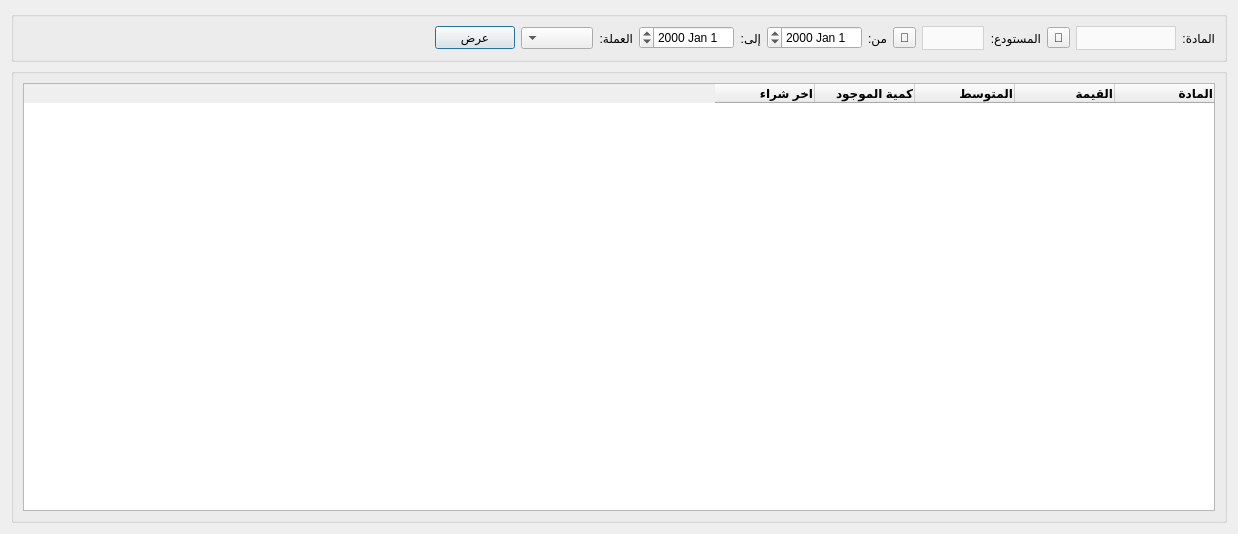
This is Ui_Value_Report.ui in rabee361/E-commerce2 as Qt 5 draws it before an edit. The edited form follows.
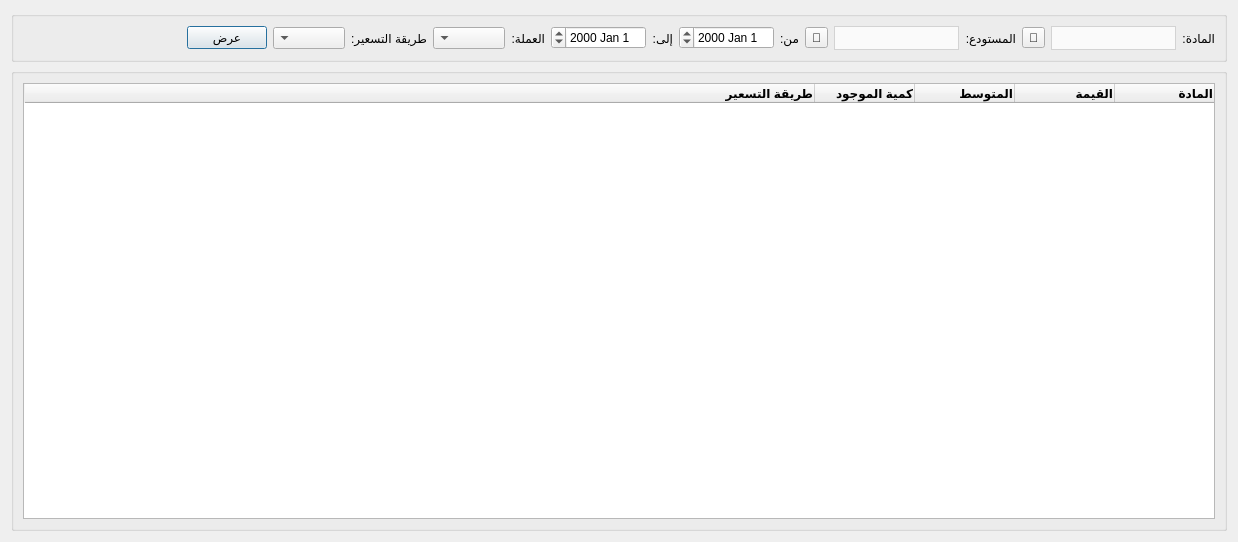
This is the edited form.

```diff
--- a/Ui_Value_Report.ui
+++ b/Ui_Value_Report.ui
@@ -10,7 +10,7 @@
     <x>0</x>
     <y>0</y>
     <width>1238</width>
-    <height>534</height>
+    <height>542</height>
    </rect>
   </property>
   <property name="windowTitle">
@@ -30,7 +30,10 @@
      </property>
      <layout class="QGridLayout" name="gridLayout_3">
       <item row="1" column="0">
-       <widget class="QTableWidget" name="clients_table">
+       <widget class="QTableWidget" name="material_table">
+        <attribute name="horizontalHeaderStretchLastSection">
+         <bool>true</bool>
+        </attribute>
         <column>
          <property name="text">
           <string>المادة</string>
@@ -89,7 +92,7 @@
         </column>
         <column>
          <property name="text">
-          <string>اخر شراء</string>
+          <string>طريقة التسعير</string>
          </property>
          <property name="font">
           <font>
@@ -121,46 +124,6 @@
       <string/>
      </property>
      <layout class="QGridLayout" name="gridLayout">
-      <item row="0" column="3">
-       <widget class="QLabel" name="label_2">
-        <property name="text">
-         <string>المستودع:</string>
-        </property>
-       </widget>
-      </item>
-      <item row="0" column="14">
-       <spacer name="horizontalSpacer_3">
-        <property name="orientation">
-         <enum>Qt::Horizontal</enum>
-        </property>
-        <property name="sizeHint" stdset="0">
-         <size>
-          <width>764</width>
-          <height>20</height>
-         </size>
-        </property>
-       </spacer>
-      </item>
-      <item row="0" column="11">
-       <widget class="QLabel" name="label_5">
-        <property name="text">
-         <string>العملة:</string>
-        </property>
-       </widget>
-      </item>
-      <item row="0" column="9">
-       <widget class="QLabel" name="label_4">
-        <property name="text">
-         <string>إلى:</string>
-        </property>
-       </widget>
-      </item>
-      <item row="0" column="8">
-       <widget class="QDateEdit" name="from_date"/>
-      </item>
-      <item row="0" column="12">
-       <widget class="QComboBox" name="currencies_combobox"/>
-      </item>
       <item row="0" column="0">
        <widget class="QLabel" name="label_3">
         <property name="maximumSize">
@@ -177,27 +140,11 @@
         </property>
        </widget>
       </item>
-      <item row="0" column="7">
-       <widget class="QLabel" name="label">
-        <property name="maximumSize">
-         <size>
-          <width>40</width>
-          <height>16777215</height>
-         </size>
-        </property>
-        <property name="text">
-         <string>من:</string>
-        </property>
-       </widget>
-      </item>
-      <item row="0" column="10">
-       <widget class="QDateEdit" name="to_date"/>
-      </item>
       <item row="0" column="1">
        <widget class="QComboBox" name="material_combobox">
         <property name="minimumSize">
          <size>
-          <width>100</width>
+          <width>125</width>
           <height>0</height>
          </size>
         </property>
@@ -220,8 +167,28 @@
         </property>
        </widget>
       </item>
+      <item row="0" column="2">
+       <widget class="QToolButton" name="select_material_btn">
+        <property name="text">
+         <string>🔎</string>
+        </property>
+       </widget>
+      </item>
+      <item row="0" column="3">
+       <widget class="QLabel" name="label_2">
+        <property name="text">
+         <string>المستودع:</string>
+        </property>
+       </widget>
+      </item>
       <item row="0" column="4">
        <widget class="QComboBox" name="warehouses_combobox">
+        <property name="minimumSize">
+         <size>
+          <width>125</width>
+          <height>0</height>
+         </size>
+        </property>
         <property name="styleSheet">
          <string notr="true">QComboBox {
         background-color: #fafafa;
@@ -235,7 +202,60 @@
         </property>
        </widget>
       </item>
+      <item row="0" column="5">
+       <widget class="QToolButton" name="select_warehouse_btn">
+        <property name="text">
+         <string>🔎</string>
+        </property>
+       </widget>
+      </item>
+      <item row="0" column="6">
+       <widget class="QLabel" name="label">
+        <property name="maximumSize">
+         <size>
+          <width>40</width>
+          <height>16777215</height>
+         </size>
+        </property>
+        <property name="text">
+         <string>من:</string>
+        </property>
+       </widget>
+      </item>
+      <item row="0" column="7">
+       <widget class="QDateEdit" name="from_date"/>
+      </item>
+      <item row="0" column="8">
+       <widget class="QLabel" name="label_4">
+        <property name="text">
+         <string>إلى:</string>
+        </property>
+       </widget>
+      </item>
+      <item row="0" column="9">
+       <widget class="QDateEdit" name="to_date"/>
+      </item>
+      <item row="0" column="10">
+       <widget class="QLabel" name="label_5">
+        <property name="text">
+         <string>العملة:</string>
+        </property>
+       </widget>
+      </item>
+      <item row="0" column="11">
+       <widget class="QComboBox" name="currency_combobox"/>
+      </item>
+      <item row="0" column="12">
+       <widget class="QLabel" name="label_6">
+        <property name="text">
+         <string>طريقة التسعير:</string>
+        </property>
+       </widget>
+      </item>
       <item row="0" column="13">
+       <widget class="QComboBox" name="pricing_method_combobox"/>
+      </item>
+      <item row="0" column="14">
        <widget class="QPushButton" name="calc_btn">
         <property name="maximumSize">
          <size>
@@ -248,19 +268,18 @@
         </property>
        </widget>
       </item>
-      <item row="0" column="2">
-       <widget class="QToolButton" name="select_material_btn">
-        <property name="text">
-         <string>🔎</string>
+      <item row="0" column="15">
+       <spacer name="horizontalSpacer_3">
+        <property name="orientation">
+         <enum>Qt::Horizontal</enum>
         </property>
-       </widget>
-      </item>
-      <item row="0" column="5">
-       <widget class="QToolButton" name="select_warehouse_btn">
-        <property name="text">
-         <string>🔎</string>
+        <property name="sizeHint" stdset="0">
+         <size>
+          <width>764</width>
+          <height>20</height>
+         </size>
         </property>
-       </widget>
+       </spacer>
       </item>
      </layout>
     </widget>
```
